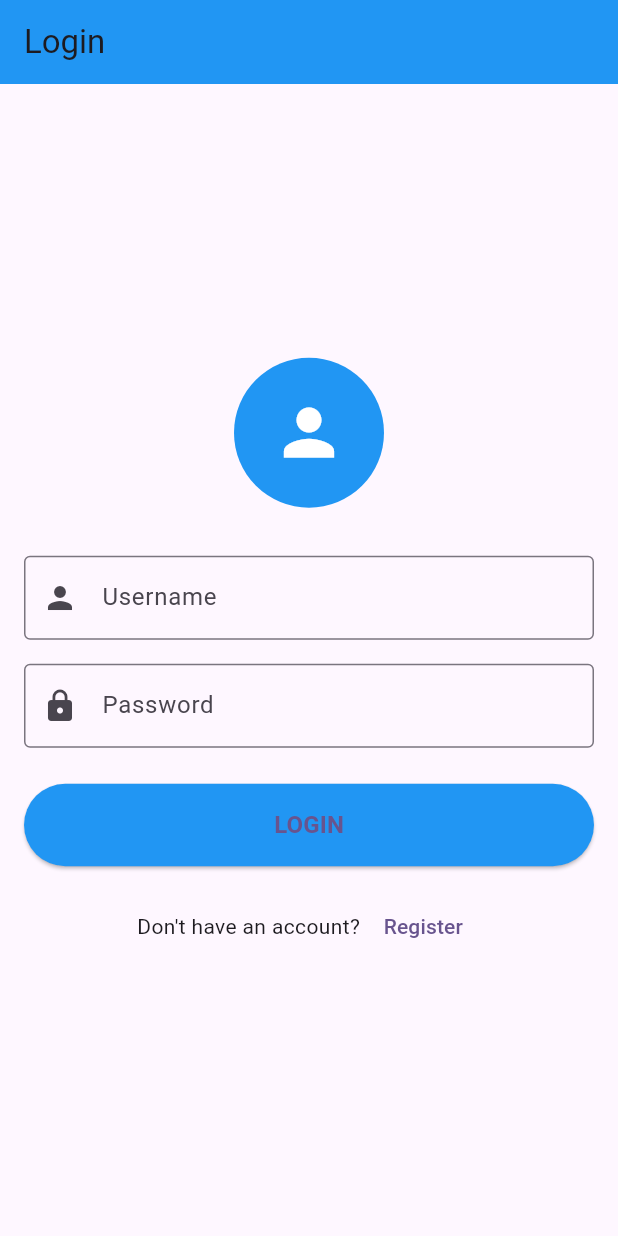
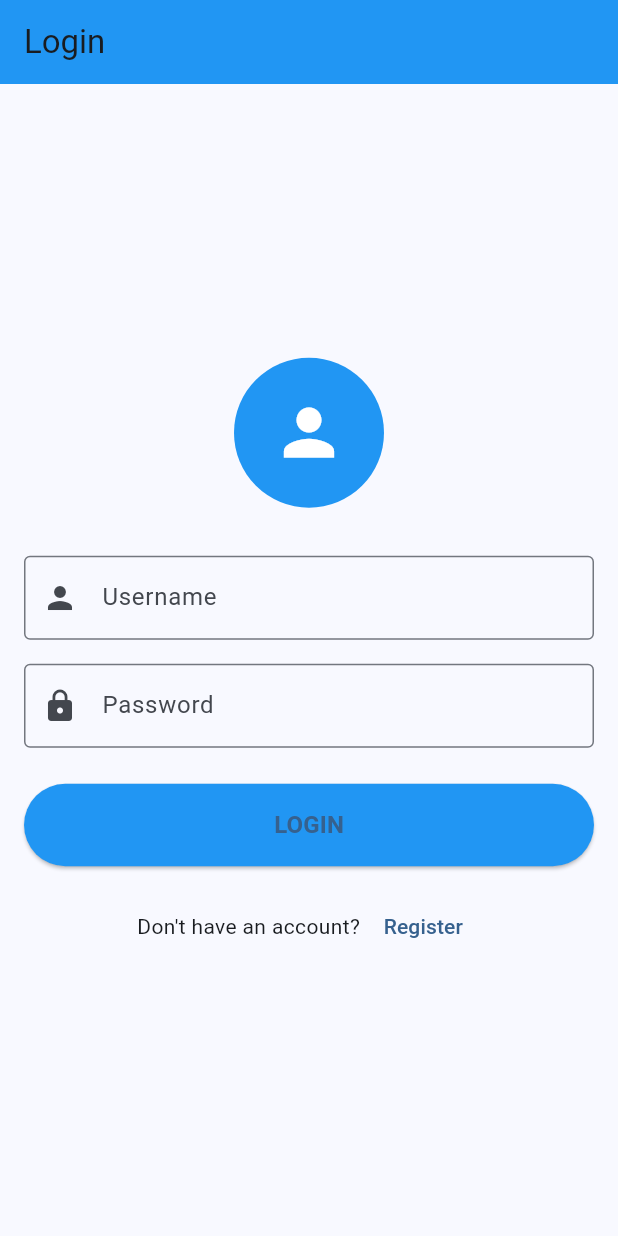
Before and after one commit to LOUISENZR/expense_manager, a Flutter app: the screen it shows after launch, on a phone screen of 412 x 824 dp. Run offline on Flutter 3.47's test engine with Material 3 defaults, Android fonts, the phone set to English and light mode, and no system bars.

Commit message:
Add routes on main

```diff
--- a/lib/main.dart
+++ b/lib/main.dart
@@ -13,11 +13,18 @@ class MyApp extends StatelessWidget {
   @override
   Widget build(BuildContext context) {
     return MaterialApp(
-      title: 'Flutter Demo',
+      title: 'Expense Manager',
       theme: ThemeData(
-        colorScheme: ColorScheme.fromSeed(seedColor: Colors.deepPurple),
+        colorScheme: ColorScheme.fromSeed(seedColor: Colors.blue),
+        useMaterial3: true,
       ),
-      home: const LoginScreen(),
+        debugShowCheckedModeBanner: false,
+        initialRoute: '/login',
+        routes: {
+          '/login': (context) => const LoginScreen(),
+          '/register': (context) => const RegisterScreen(),
+          '/home': (context) => const HomeScreen(),
+        },
     );
   }
 }
```
Also changed, not shown: pubspec.lock.
